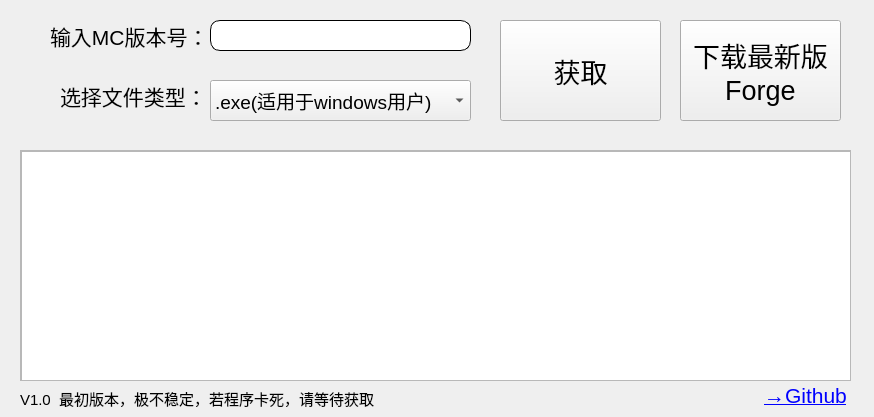
The window that getforgeui.ui (TTowFive/GetForge) describes before a commit, drawn with Qt 5.
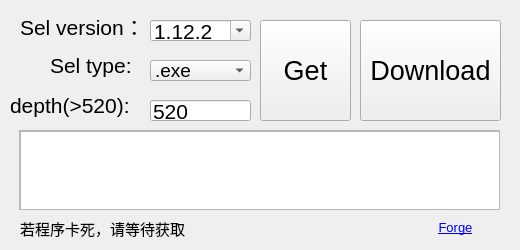
The same window after the commit.

Commit message: Optimize UI and functions

Diff of the .ui file:
```diff
--- a/getforgeui.ui
+++ b/getforgeui.ui
@@ -6,10 +6,22 @@
    <rect>
     <x>0</x>
     <y>0</y>
-    <width>874</width>
-    <height>417</height>
+    <width>520</width>
+    <height>250</height>
    </rect>
   </property>
+  <property name="minimumSize">
+   <size>
+    <width>520</width>
+    <height>250</height>
+   </size>
+  </property>
+  <property name="maximumSize">
+   <size>
+    <width>520</width>
+    <height>250</height>
+   </size>
+  </property>
   <property name="font">
    <font>
     <pointsize>16</pointsize>
@@ -27,13 +39,16 @@
   <property name="windowOpacity">
    <double>1.000000000000000</double>
   </property>
+  <property name="documentMode">
+   <bool>true</bool>
+  </property>
   <widget class="QWidget" name="centralwidget">
    <widget class="QPushButton" name="pushButton">
     <property name="geometry">
      <rect>
-      <x>500</x>
+      <x>260</x>
       <y>20</y>
-      <width>161</width>
+      <width>91</width>
       <height>101</height>
      </rect>
     </property>
@@ -55,43 +70,15 @@
      <string notr="true"/>
     </property>
     <property name="text">
-     <string>获取</string>
+     <string>Get</string>
     </property>
    </widget>
-   <widget class="QLineEdit" name="lineEdit">
+   <widget class="QLabel" name="label_1">
     <property name="geometry">
      <rect>
-      <x>210</x>
-      <y>20</y>
-      <width>261</width>
-      <height>31</height>
-     </rect>
-    </property>
-    <property name="font">
-     <font>
-      <pointsize>20</pointsize>
-      <weight>50</weight>
-      <italic>false</italic>
-      <bold>false</bold>
-      <underline>false</underline>
-      <strikeout>false</strikeout>
-      <stylestrategy>PreferAntialias</stylestrategy>
-     </font>
-    </property>
-    <property name="styleSheet">
-     <string notr="true">border-radius: 10px;
-border: 1px solid black;</string>
-    </property>
-    <property name="text">
-     <string/>
-    </property>
-   </widget>
-   <widget class="QLabel" name="label">
-    <property name="geometry">
-     <rect>
-      <x>50</x>
-      <y>20</y>
-      <width>151</width>
+      <x>20</x>
+      <y>10</y>
+      <width>121</width>
       <height>31</height>
      </rect>
     </property>
@@ -101,32 +88,141 @@
      </font>
     </property>
     <property name="text">
-     <string>输入MC版本号：</string>
+     <string>Sel version：</string>
     </property>
    </widget>
    <widget class="QLabel" name="label_2">
     <property name="geometry">
      <rect>
-      <x>760</x>
-      <y>380</y>
-      <width>91</width>
+      <x>50</x>
+      <y>50</y>
+      <width>81</width>
       <height>31</height>
      </rect>
     </property>
+    <property name="font">
+     <font>
+      <pointsize>16</pointsize>
+     </font>
+    </property>
+    <property name="text">
+     <string>Sel type:</string>
+    </property>
+   </widget>
+   <widget class="QComboBox" name="comboBox_2">
+    <property name="geometry">
+     <rect>
+      <x>150</x>
+      <y>60</y>
+      <width>101</width>
+      <height>21</height>
+     </rect>
+    </property>
+    <property name="font">
+     <font>
+      <pointsize>14</pointsize>
+     </font>
+    </property>
     <property name="cursor">
      <cursorShape>PointingHandCursor</cursorShape>
     </property>
+    <item>
+     <property name="text">
+      <string>.exe</string>
+     </property>
+    </item>
+    <item>
+     <property name="text">
+      <string>.zip</string>
+     </property>
+    </item>
+    <item>
+     <property name="text">
+      <string>.jar</string>
+     </property>
+    </item>
+   </widget>
+   <widget class="QLabel" name="label_3">
+    <property name="geometry">
+     <rect>
+      <x>20</x>
+      <y>220</y>
+      <width>191</width>
+      <height>17</height>
+     </rect>
+    </property>
+    <property name="font">
+     <font>
+      <pointsize>11</pointsize>
+     </font>
+    </property>
     <property name="text">
-     <string>&lt;html&gt;&lt;head/&gt;&lt;body&gt;&lt;p align=&quot;center&quot;&gt;&lt;a href=&quot;www.baidu.com&quot;&gt;&lt;span style=&quot; text-decoration: underline; color:#0000ff;&quot;&gt;→Github&lt;/span&gt;&lt;/a&gt;&lt;/p&gt;&lt;/body&gt;&lt;/html&gt;</string>
+     <string>若程序卡死，请等待获取</string>
+    </property>
+   </widget>
+   <widget class="QComboBox" name="comboBox_1">
+    <property name="geometry">
+     <rect>
+      <x>150</x>
+      <y>20</y>
+      <width>101</width>
+      <height>21</height>
+     </rect>
+    </property>
+    <property name="mouseTracking">
+     <bool>false</bool>
+    </property>
+    <property name="editable">
+     <bool>true</bool>
+    </property>
+    <item>
+     <property name="text">
+      <string>1.12.2</string>
+     </property>
+    </item>
+    <item>
+     <property name="text">
+      <string>1.12.1</string>
+     </property>
+    </item>
+   </widget>
+   <widget class="QPushButton" name="downBut">
+    <property name="geometry">
+     <rect>
+      <x>360</x>
+      <y>20</y>
+      <width>141</width>
+      <height>101</height>
+     </rect>
+    </property>
+    <property name="font">
+     <font>
+      <pointsize>20</pointsize>
+      <weight>50</weight>
+      <italic>false</italic>
+      <bold>false</bold>
+      <underline>false</underline>
+      <strikeout>false</strikeout>
+      <stylestrategy>PreferDefault</stylestrategy>
+     </font>
+    </property>
+    <property name="cursor">
+     <cursorShape>PointingHandCursor</cursorShape>
+    </property>
+    <property name="styleSheet">
+     <string notr="true"/>
+    </property>
+    <property name="text">
+     <string>Download</string>
     </property>
    </widget>
    <widget class="QScrollArea" name="scrollArea">
     <property name="geometry">
      <rect>
-      <x>20</x>
-      <y>150</y>
-      <width>831</width>
-      <height>231</height>
+      <x>19</x>
+      <y>130</y>
+      <width>481</width>
+      <height>80</height>
      </rect>
     </property>
     <property name="widgetResizable">
@@ -137,8 +233,8 @@
       <rect>
        <x>0</x>
        <y>0</y>
-       <width>829</width>
-       <height>229</height>
+       <width>479</width>
+       <height>78</height>
       </rect>
      </property>
      <widget class="QTextBrowser" name="textBrowser">
@@ -146,24 +242,27 @@
        <rect>
         <x>0</x>
         <y>0</y>
-        <width>831</width>
-        <height>231</height>
+        <width>481</width>
+        <height>81</height>
        </rect>
       </property>
       <property name="font">
        <font>
-        <pointsize>12</pointsize>
+        <pointsize>8</pointsize>
        </font>
       </property>
+      <property name="readOnly">
+       <bool>true</bool>
+      </property>
+      <property name="markdown">
+       <string/>
+      </property>
       <property name="html">
        <string>&lt;!DOCTYPE HTML PUBLIC &quot;-//W3C//DTD HTML 4.0//EN&quot; &quot;http://www.w3.org/TR/REC-html40/strict.dtd&quot;&gt;
 &lt;html&gt;&lt;head&gt;&lt;meta name=&quot;qrichtext&quot; content=&quot;1&quot; /&gt;&lt;style type=&quot;text/css&quot;&gt;
 p, li { white-space: pre-wrap; }
-&lt;/style&gt;&lt;/head&gt;&lt;body style=&quot; font-family:'Ubuntu'; font-size:12pt; font-weight:400; font-style:normal;&quot;&gt;
-&lt;p style=&quot;-qt-paragraph-type:empty; margin-top:0px; margin-bottom:0px; margin-left:0px; margin-right:0px; -qt-block-indent:0; text-indent:0px; font-size:16pt;&quot;&gt;&lt;br /&gt;&lt;/p&gt;&lt;/body&gt;&lt;/html&gt;</string>
-      </property>
-      <property name="openExternalLinks">
-       <bool>true</bool>
+&lt;/style&gt;&lt;/head&gt;&lt;body style=&quot; font-family:'Ubuntu'; font-size:8pt; font-weight:400; font-style:normal;&quot;&gt;
+&lt;p style=&quot;-qt-paragraph-type:empty; margin-top:12px; margin-bottom:12px; margin-left:0px; margin-right:0px; -qt-block-indent:0; text-indent:0px; font-family:'Ubuntu'; font-size:16pt;&quot;&gt;&lt;br /&gt;&lt;/p&gt;&lt;/body&gt;&lt;/html&gt;</string>
       </property>
      </widget>
     </widget>
@@ -171,104 +270,56 @@
    <widget class="QLabel" name="label_3">
     <property name="geometry">
      <rect>
-      <x>60</x>
-      <y>80</y>
-      <width>171</width>
-      <height>31</height>
+      <x>410</x>
+      <y>220</y>
+      <width>91</width>
+      <height>20</height>
      </rect>
     </property>
     <property name="font">
      <font>
-      <pointsize>16</pointsize>
-     </font>
-    </property>
-    <property name="text">
-     <string>选择文件类型：</string>
-    </property>
-   </widget>
-   <widget class="QComboBox" name="comboBox">
-    <property name="geometry">
-     <rect>
-      <x>210</x>
-      <y>80</y>
-      <width>261</width>
-      <height>41</height>
-     </rect>
-    </property>
-    <property name="font">
-     <font>
-      <pointsize>14</pointsize>
-     </font>
-    </property>
-    <item>
-     <property name="text">
-      <string>.exe(适用于windows用户)</string>
-     </property>
-    </item>
-    <item>
-     <property name="text">
-      <string>.zip(源码)</string>
-     </property>
-    </item>
-    <item>
-     <property name="text">
-      <string>.jar</string>
-     </property>
-    </item>
-   </widget>
-   <widget class="QPushButton" name="pushButton_2">
-    <property name="geometry">
-     <rect>
-      <x>680</x>
-      <y>20</y>
-      <width>161</width>
-      <height>101</height>
-     </rect>
-    </property>
-    <property name="font">
-     <font>
-      <pointsize>20</pointsize>
-      <weight>50</weight>
-      <italic>false</italic>
-      <bold>false</bold>
-      <underline>false</underline>
-      <strikeout>false</strikeout>
-      <stylestrategy>PreferDefault</stylestrategy>
+      <pointsize>10</pointsize>
      </font>
     </property>
     <property name="cursor">
      <cursorShape>PointingHandCursor</cursorShape>
     </property>
-    <property name="contextMenuPolicy">
-     <enum>Qt::DefaultContextMenu</enum>
-    </property>
-    <property name="toolTip">
-     <string>下载的默认路径为程序的同一路径</string>
-    </property>
-    <property name="styleSheet">
-     <string notr="true"/>
-    </property>
     <property name="text">
-     <string>下载最新版
-Forge</string>
+     <string>&lt;html&gt;&lt;head/&gt;&lt;body&gt;&lt;p&gt;&lt;a href='www.baidu.com'&gt;Forge&lt;/a&gt;&lt;br/&gt;&lt;/p&gt;&lt;/body&gt;&lt;/html&gt;</string>
+    </property>
+    <property name="alignment">
+     <set>Qt::AlignCenter</set>
     </property>
    </widget>
    <widget class="QLabel" name="label_4">
     <property name="geometry">
      <rect>
-      <x>20</x>
-      <y>390</y>
-      <width>361</width>
-      <height>17</height>
+      <x>10</x>
+      <y>90</y>
+      <width>131</width>
+      <height>31</height>
      </rect>
     </property>
     <property name="font">
      <font>
-      <pointsize>11</pointsize>
+      <pointsize>16</pointsize>
      </font>
     </property>
     <property name="text">
-     <string>V1.0  最初版本，极不稳定，若程序卡死，请等待获取</string>
+     <string>depth(&gt;520):</string>
+    </property>
+   </widget>
+   <widget class="QLineEdit" name="depthLine">
+    <property name="geometry">
+     <rect>
+      <x>150</x>
+      <y>100</y>
+      <width>101</width>
+      <height>21</height>
+     </rect>
+    </property>
+    <property name="text">
+     <string>520</string>
     </property>
    </widget>
   </widget>
```
Left out of the diff: 6 changed lines with no effect on the pictures. The commit also changes 2 other files.
